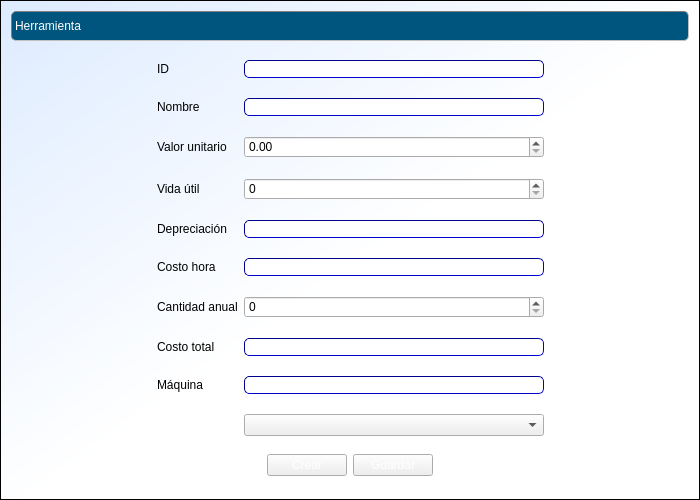
Old version of the form cosmec/formularioherr.ui in the repository Exxu/cosmec-si.
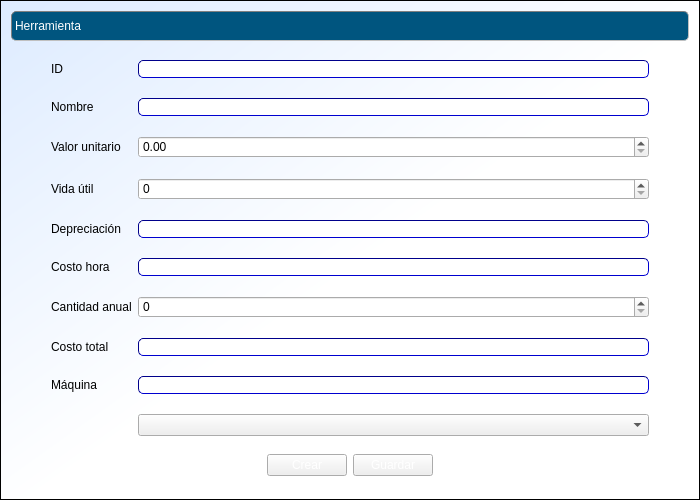
New version of the form.

```diff
--- a/cosmec/formularioherr.ui
+++ b/cosmec/formularioherr.ui
@@ -97,6 +97,9 @@
        <property name="orientation">
         <enum>Qt::Horizontal</enum>
        </property>
+       <property name="sizeType">
+        <enum>QSizePolicy::Maximum</enum>
+       </property>
        <property name="sizeHint" stdset="0">
         <size>
          <width>40</width>
@@ -251,6 +254,9 @@
        <property name="orientation">
         <enum>Qt::Horizontal</enum>
        </property>
+       <property name="sizeType">
+        <enum>QSizePolicy::Maximum</enum>
+       </property>
        <property name="sizeHint" stdset="0">
         <size>
          <width>40</width>
```
